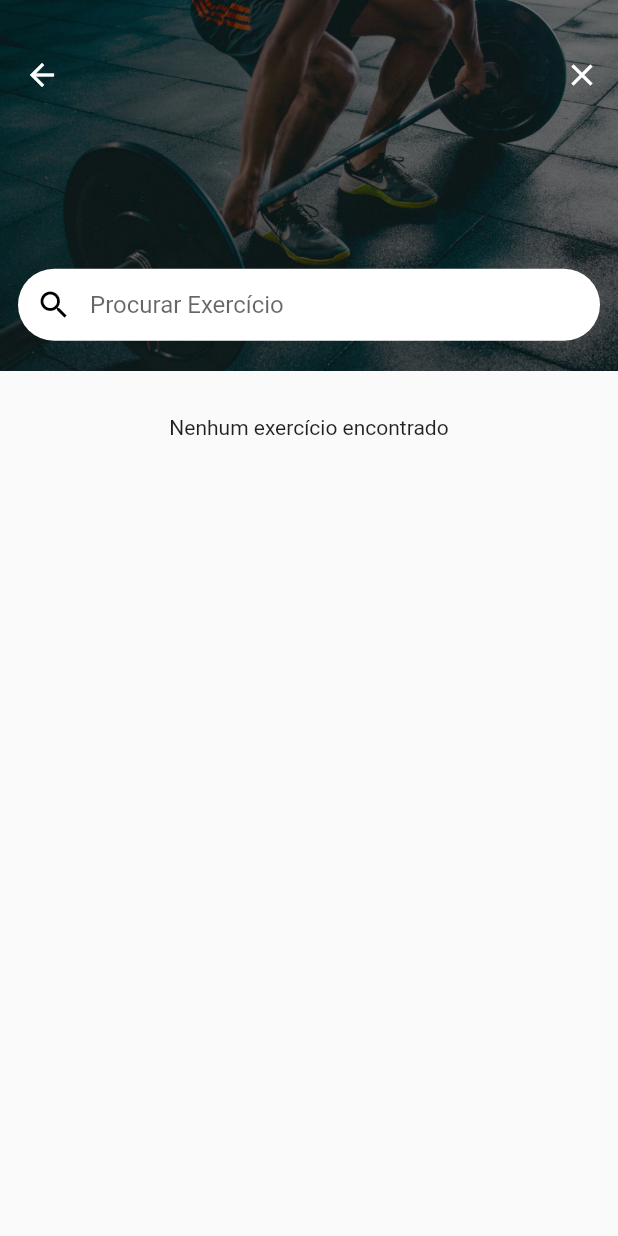
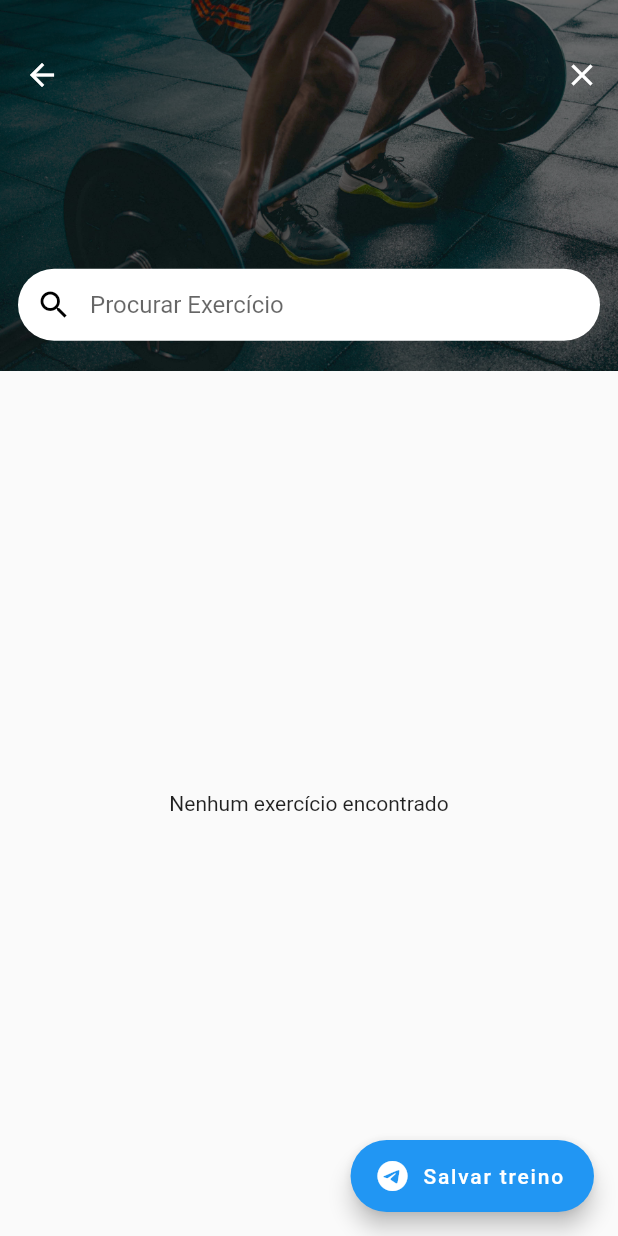
Before and after one commit to juninmd/my-academy, a Flutter app: the ExerciseListPage screen opened directly with empty values, on a phone screen of 412 x 824 dp. Run offline on Flutter 3.47's test engine with Material 2 defaults, Android fonts, the phone set to English and light mode, and no system bars; our stand-ins replace carousel_slider, fluttertoast, motion_tab_bar_v2, table_calendar; statements that could not run were skipped.

Commit message:
feat: improve and add telegram button

```diff
--- a/lib/pages/exercise_list_page.dart
+++ b/lib/pages/exercise_list_page.dart
@@ -4,6 +4,7 @@ import 'package:my_academy/repository/exercise_repository.dart';
 import 'package:my_academy/widgets/exercise_card.dart';
 
 import '../repository/exercise_group_repository.dart';
+import '../widgets/telegram_button.dart';
 
 class ExerciseListPage extends StatefulWidget {
   final int idGroup;
@@ -39,6 +40,17 @@ class _ExerciseListPageState extends State<ExerciseListPage> {
   void dispose() {
     _searchController.dispose();
     super.dispose();
+  }
+
+  void _updateExerciseStatus(Exercise exercise) {
+    setState(() {
+      // Find the index of the exercise in the list
+      final index = _exercises.indexWhere((e) => e.id == exercise.id);
+      if (index != -1) {
+        // Update the exercise in the list
+        _exercises[index] = exercise;
+      }
+    });
   }
 
   List<Exercise> getExercises() {
@@ -144,8 +156,7 @@ class _ExerciseListPageState extends State<ExerciseListPage> {
                 ),
               ];
             },
-            body: SingleChildScrollView(
-              child: _exercises.isNotEmpty
+            body: _exercises.isNotEmpty
                 ? GridView.builder(
                     shrinkWrap: true,
                     padding: const EdgeInsets.symmetric(
@@ -153,7 +164,7 @@ class _ExerciseListPageState extends State<ExerciseListPage> {
                     itemCount: _exercises.length,
                     itemBuilder: (BuildContext context, int index) {
                       var exercise = _exercises[index];
-                        return ExerciseCardPage(exercise: exercise);
+                      return ExerciseCardPage(exercise: exercise, onExerciseStatusChanged: _updateExerciseStatus);
                     },
                     gridDelegate:
                         const SliverGridDelegateWithFixedCrossAxisCount(
@@ -164,12 +175,20 @@ class _ExerciseListPageState extends State<ExerciseListPage> {
                       mainAxisExtent: 200,
                     ),
                   )
-                  : Center(
+                : const Center(
                     child: Padding(
-                        padding: const EdgeInsets.all(30.0),
+                      padding: EdgeInsets.all(30.0),
                       child: Text('Nenhum exercício encontrado'),
                     ),
-                    ),
-            )));
+                  )),
+        floatingActionButton:
+            _exercises.where((element) => element.finish).toList().length ==
+                    _exercises.length
+                ? TelegramButton(
+                    channelName: '-1001661357785',
+                    message:
+                        "${DateTime.now().day}/${DateTime.now().month}/${DateTime.now().year} - $_title",
+                  )
+                : null);
   }
 }
--- a/lib/pages/welcome_page.dart
+++ b/lib/pages/welcome_page.dart
@@ -57,7 +57,7 @@ class _WelcomeState extends State<WelcomePage> {
                       Container(
                         decoration: BoxDecoration(
                           borderRadius: BorderRadius.circular(8),
-                          color: Colors.purple,
+                          color: Colors.red,
                         ),
                         padding: EdgeInsets.symmetric(
                           vertical: 4,
--- /dev/null
+++ b/lib/widgets/telegram_button.dart
@@ -0,0 +1,26 @@
+import 'package:flutter/material.dart';
+import 'package:http/http.dart' as http;
+
+class TelegramButton extends StatelessWidget {
+  final String channelName;
+  final String message;
+
+  TelegramButton({required this.channelName, required this.message});
+
+  @override
+  Widget build(BuildContext context) {
+    return FloatingActionButton.extended(
+      onPressed: () {
+        const botToken = String.fromEnvironment('TELEGRAM_TOKEN');
+        final chatId = channelName; // use o nome do canal com o @
+        final url = Uri.https('api.telegram.org', '/bot$botToken/sendMessage', {
+          'chat_id': chatId,
+          'text': message,
+        });
+        http.post(url);
+      },
+      label: Text("Salvar treino"),
+      icon: const Icon(Icons.telegram),
+    );
+  }
+}
--- a/pubspec.yaml
+++ b/pubspec.yaml
@@ -52,7 +52,6 @@ dependencies:
   shared_preferences: ^2.0.18
   table_calendar: ^3.0.0
   motion_tab_bar_v2: ^0.2.6
-
 
 dev_dependencies:
   flutter_test:
```
Also changed, not shown: lib/pages/exercise_group_page.dart (+10 -15 lines), lib/pages/home_page.dart (+2 -5 lines), lib/widgets/exercise_card.dart (+61 -12 lines). Lines whose indentation alone changed are shown as unchanged.
